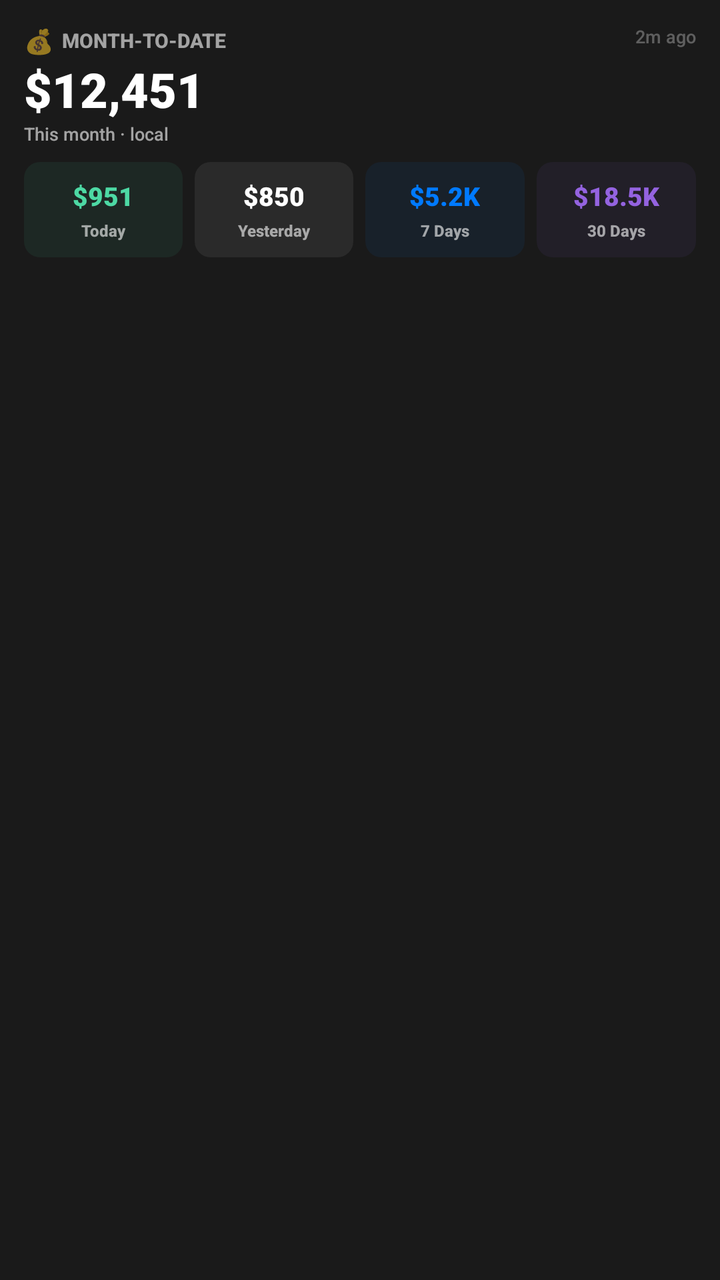
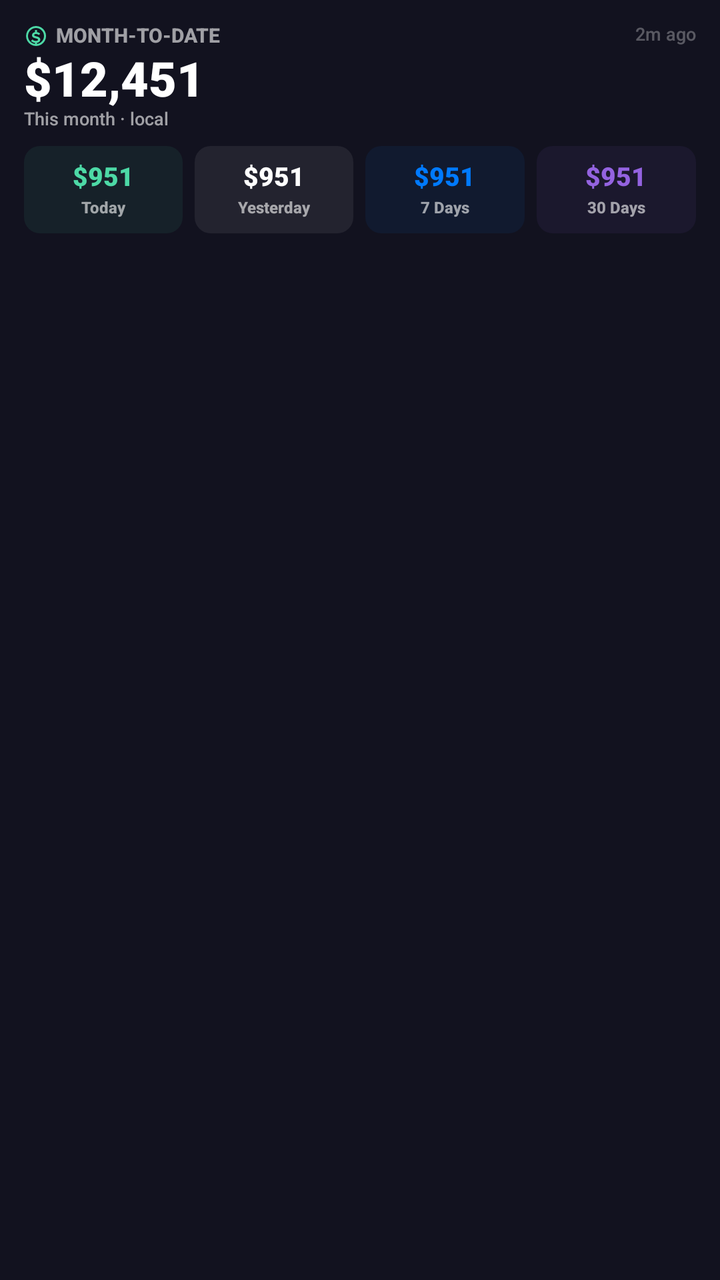

Compare the two renders of this Android layout. The source of the first and the diff that turns it into the second are given below.
<!-- AndroidManifest.xml: fallback theme Theme.MaterialComponents.DayNight.NoActionBar -->
<!-- res/layout/revenue_tab_widget_medium.xml -->
<?xml version="1.0" encoding="utf-8"?>
<LinearLayout xmlns:android="http://schemas.android.com/apk/res/android"
    android:layout_width="match_parent"
    android:layout_height="match_parent"
    android:orientation="vertical"
    android:padding="12dp"
    android:background="@color/widgetBackground">

    
    <LinearLayout
        android:layout_width="match_parent"
        android:layout_height="wrap_content"
        android:orientation="horizontal"
        android:gravity="top">
        <LinearLayout
            android:layout_width="0dp"
            android:layout_height="wrap_content"
            android:layout_weight="1"
            android:orientation="vertical">
            <LinearLayout
                android:layout_width="wrap_content"
                android:layout_height="wrap_content"
                android:orientation="horizontal"
                android:gravity="center_vertical">
                <TextView
                    android:layout_width="wrap_content"
                    android:layout_height="wrap_content"
                    android:text="💰"
                    android:textSize="12sp" />
                <TextView
                    android:layout_width="wrap_content"
                    android:layout_height="wrap_content"
                    android:text="MONTH-TO-DATE"
                    android:textSize="10sp"
                    android:textStyle="bold"
                    android:textColor="@color/widgetTextSecondary"
                    android:layout_marginStart="4dp"
                    android:fontFamily="sans-serif-medium" />
            </LinearLayout>
            <TextView
                android:id="@+id/tvMtdRevenue"
                android:layout_width="wrap_content"
                android:layout_height="wrap_content"
                android:text="$12,451"
                android:textSize="24sp"
                android:textStyle="bold"
                android:textColor="@color/widgetTextPrimary"
                android:fontFamily="sans-serif-black"
                android:maxLines="1"
                android:ellipsize="end" />
            <TextView
                android:id="@+id/tvMtdLabel"
                android:layout_width="wrap_content"
                android:layout_height="wrap_content"
                android:text="This month · local"
                android:textSize="9sp"
                android:textColor="@color/widgetTextSecondary"
                android:fontFamily="sans-serif-medium" />
        </LinearLayout>
        <TextView
            android:id="@+id/tvLastUpdated"
            android:layout_width="wrap_content"
            android:layout_height="wrap_content"
            android:text="2m ago"
            android:textSize="9sp"
            android:textColor="@color/widgetTextQuaternary"
            android:fontFamily="sans-serif-medium" />
    </LinearLayout>

    
    <LinearLayout
        android:layout_width="match_parent"
        android:layout_height="wrap_content"
        android:orientation="horizontal"
        android:layout_marginTop="8dp">

        <LinearLayout
            android:layout_width="0dp"
            android:layout_height="wrap_content"
            android:layout_weight="1"
            android:orientation="vertical"
            android:gravity="center"
            android:paddingTop="8dp"
            android:paddingBottom="8dp"
            android:background="@drawable/bg_period_card_today">
            <TextView
                android:id="@+id/tvToday"
                android:layout_width="wrap_content"
                android:layout_height="wrap_content"
                android:text="$951"
                android:textSize="13sp"
                android:textStyle="bold"
                android:textColor="@color/widgetAccent"
                android:fontFamily="sans-serif-black"
                android:maxLines="1"
                android:ellipsize="end" />
            <TextView
                android:layout_width="wrap_content"
                android:layout_height="wrap_content"
                android:text="Today"
                android:textSize="8sp"
                android:textStyle="bold"
                android:textColor="@color/widgetTextSecondary"
                android:fontFamily="sans-serif-medium"
                android:layout_marginTop="3dp" />
        </LinearLayout>

        <LinearLayout
            android:layout_width="0dp"
            android:layout_height="wrap_content"
            android:layout_weight="1"
            android:orientation="vertical"
            android:gravity="center"
            android:paddingTop="8dp"
            android:paddingBottom="8dp"
            android:background="@drawable/bg_period_card_yesterday"
            android:layout_marginStart="6dp">
            <TextView
                android:id="@+id/tvYesterday"
                android:layout_width="wrap_content"
                android:layout_height="wrap_content"
                android:text="$850"
                android:textSize="13sp"
                android:textStyle="bold"
                android:textColor="@color/widgetTextPrimary"
                android:fontFamily="sans-serif-black"
                android:maxLines="1"
                android:ellipsize="end" />
            <TextView
                android:layout_width="wrap_content"
                android:layout_height="wrap_content"
                android:text="Yesterday"
                android:textSize="8sp"
                android:textStyle="bold"
                android:textColor="@color/widgetTextSecondary"
                android:fontFamily="sans-serif-medium"
                android:layout_marginTop="3dp" />
        </LinearLayout>

        <LinearLayout
            android:layout_width="0dp"
            android:layout_height="wrap_content"
            android:layout_weight="1"
            android:orientation="vertical"
            android:gravity="center"
            android:paddingTop="8dp"
            android:paddingBottom="8dp"
            android:background="@drawable/bg_period_card_7days"
            android:layout_marginStart="6dp">
            <TextView
                android:id="@+id/tvLast7"
                android:layout_width="wrap_content"
                android:layout_height="wrap_content"
                android:text="$5.2K"
                android:textSize="13sp"
                android:textStyle="bold"
                android:textColor="@color/appleBlue"
                android:fontFamily="sans-serif-black"
                android:maxLines="1"
                android:ellipsize="end" />
            <TextView
                android:layout_width="wrap_content"
                android:layout_height="wrap_content"
                android:text="7 Days"
                android:textSize="8sp"
                android:textStyle="bold"
                android:textColor="@color/widgetTextSecondary"
                android:fontFamily="sans-serif-medium"
                android:layout_marginTop="3dp" />
        </LinearLayout>

        <LinearLayout
            android:layout_width="0dp"
            android:layout_height="wrap_content"
            android:layout_weight="1"
            android:orientation="vertical"
            android:gravity="center"
            android:paddingTop="8dp"
            android:paddingBottom="8dp"
            android:background="@drawable/bg_period_card_30days"
            android:layout_marginStart="6dp">
            <TextView
                android:id="@+id/tvLast30"
                android:layout_width="wrap_content"
                android:layout_height="wrap_content"
                android:text="$18.5K"
                android:textSize="13sp"
                android:textStyle="bold"
                android:textColor="@color/renewalPurple"
                android:fontFamily="sans-serif-black"
                android:maxLines="1"
                android:ellipsize="end" />
            <TextView
                android:layout_width="wrap_content"
                android:layout_height="wrap_content"
                android:text="30 Days"
                android:textSize="8sp"
                android:textStyle="bold"
                android:textColor="@color/widgetTextSecondary"
                android:fontFamily="sans-serif-medium"
                android:layout_marginTop="3dp" />
        </LinearLayout>
    </LinearLayout>

</LinearLayout>
<!-- resources referenced by this layout -->
<resources>
  <color name="appleBlue">#007AFF</color>
  <color name="renewalPurple">#9463E0</color>
  <color name="widgetAccent">#4DD9A4</color>
  <color name="widgetBackground">#1A1A1A</color>
  <color name="widgetTextPrimary">#FFFFFF</color>
  <color name="widgetTextQuaternary">#4DFFFFFF</color>
  <color name="widgetTextSecondary">#99FFFFFF</color>
  <!-- drawable bg_period_card_30days (drawable) -->
  <?xml version="1.0" encoding="utf-8"?>
  <shape xmlns:android="http://schemas.android.com/apk/res/android"
      android:shape="rectangle">
      <solid android:color="#129463E0" />
      <corners android:radius="8dp" />
  </shape>
  <!-- drawable bg_period_card_7days (drawable) -->
  <?xml version="1.0" encoding="utf-8"?>
  <shape xmlns:android="http://schemas.android.com/apk/res/android"
      android:shape="rectangle">
      <solid android:color="#12007AFF" />
      <corners android:radius="8dp" />
  </shape>
  <!-- drawable bg_period_card_today (drawable) -->
  <?xml version="1.0" encoding="utf-8"?>
  <shape xmlns:android="http://schemas.android.com/apk/res/android"
      android:shape="rectangle">
      <solid android:color="#124DD9A4" />
      <corners android:radius="8dp" />
  </shape>
  <!-- drawable bg_period_card_yesterday (drawable) -->
  <?xml version="1.0" encoding="utf-8"?>
  <shape xmlns:android="http://schemas.android.com/apk/res/android"
      android:shape="rectangle">
      <solid android:color="#12FFFFFF" />
      <corners android:radius="8dp" />
  </shape>
</resources>

<!-- the commit's change to res/layout/revenue_tab_widget_medium.xml (unified diff, before → after) -->
@@ -1,205 +1,44 @@
 <?xml version="1.0" encoding="utf-8"?>
 <LinearLayout xmlns:android="http://schemas.android.com/apk/res/android"
+    android:id="@+id/widgetRoot"
     android:layout_width="match_parent"
     android:layout_height="match_parent"
     android:orientation="vertical"
     android:padding="12dp"
     android:background="@color/widgetBackground">
 
-    
-    <LinearLayout
-        android:layout_width="match_parent"
-        android:layout_height="wrap_content"
-        android:orientation="horizontal"
-        android:gravity="top">
-        <LinearLayout
-            android:layout_width="0dp"
-            android:layout_height="wrap_content"
-            android:layout_weight="1"
-            android:orientation="vertical">
-            <LinearLayout
-                android:layout_width="wrap_content"
-                android:layout_height="wrap_content"
-                android:orientation="horizontal"
-                android:gravity="center_vertical">
-                <TextView
-                    android:layout_width="wrap_content"
-                    android:layout_height="wrap_content"
-                    android:text="💰"
-                    android:textSize="12sp" />
-                <TextView
-                    android:layout_width="wrap_content"
-                    android:layout_height="wrap_content"
-                    android:text="MONTH-TO-DATE"
-                    android:textSize="10sp"
-                    android:textStyle="bold"
-                    android:textColor="@color/widgetTextSecondary"
-                    android:layout_marginStart="4dp"
-                    android:fontFamily="sans-serif-medium" />
+    <LinearLayout android:layout_width="match_parent" android:layout_height="wrap_content" android:orientation="horizontal" android:gravity="top">
+        <LinearLayout android:layout_width="0dp" android:layout_height="wrap_content" android:layout_weight="1" android:orientation="vertical">
+            <LinearLayout android:layout_width="wrap_content" android:layout_height="wrap_content" android:orientation="horizontal" android:gravity="center_vertical">
+                <ImageView
+            android:layout_width="12dp"
+            android:layout_height="12dp"
+            android:src="@drawable/ic_widget_dollar_circle"
+            android:contentDescription="@null" />
+                <TextView android:layout_width="wrap_content" android:layout_height="wrap_content" android:text="MONTH-TO-DATE" android:textSize="10sp" android:textStyle="bold" android:layout_marginStart="4dp" android:textColor="@color/widgetTextSecondary" android:fontFamily="sans-serif-medium" android:includeFontPadding="false" />
             </LinearLayout>
-            <TextView
-                android:id="@+id/tvMtdRevenue"
-                android:layout_width="wrap_content"
-                android:layout_height="wrap_content"
-                android:text="$12,451"
-                android:textSize="24sp"
-                android:textStyle="bold"
-                android:textColor="@color/widgetTextPrimary"
-                android:fontFamily="sans-serif-black"
-                android:maxLines="1"
-                android:ellipsize="end" />
-            <TextView
-                android:id="@+id/tvMtdLabel"
-                android:layout_width="wrap_content"
-                android:layout_height="wrap_content"
-                android:text="This month · local"
-                android:textSize="9sp"
-                android:textColor="@color/widgetTextSecondary"
-                android:fontFamily="sans-serif-medium" />
+            <TextView android:id="@+id/tvMtdRevenue" android:layout_width="wrap_content" android:layout_height="wrap_content" android:text="$12,451" android:textSize="24sp" android:textStyle="bold" android:maxLines="1" android:ellipsize="end" android:layout_marginTop="2dp" android:textColor="@color/widgetTextPrimary" android:fontFamily="sans-serif-black" android:includeFontPadding="false" />
+            <TextView android:id="@+id/tvMtdLabel" android:layout_width="wrap_content" android:layout_height="wrap_content" android:text="This month · local" android:textSize="9sp" android:textColor="@color/widgetTextSecondary" android:fontFamily="sans-serif-medium" android:includeFontPadding="false" />
         </LinearLayout>
-        <TextView
-            android:id="@+id/tvLastUpdated"
-            android:layout_width="wrap_content"
-            android:layout_height="wrap_content"
-            android:text="2m ago"
-            android:textSize="9sp"
-            android:textColor="@color/widgetTextQuaternary"
-            android:fontFamily="sans-serif-medium" />
+        <TextView android:id="@+id/tvLastUpdated" android:layout_width="wrap_content" android:layout_height="wrap_content" android:text="2m ago" android:textSize="9sp" android:textColor="@color/widgetTextQuaternary" android:fontFamily="sans-serif-medium" android:includeFontPadding="false" />
     </LinearLayout>
 
-    
-    <LinearLayout
-        android:layout_width="match_parent"
-        android:layout_height="wrap_content"
-        android:orientation="horizontal"
-        android:layout_marginTop="8dp">
-
-        <LinearLayout
-            android:layout_width="0dp"
-            android:layout_height="wrap_content"
-            android:layout_weight="1"
-            android:orientation="vertical"
-            android:gravity="center"
-            android:paddingTop="8dp"
-            android:paddingBottom="8dp"
-            android:background="@drawable/bg_period_card_today">
-            <TextView
-                android:id="@+id/tvToday"
-                android:layout_width="wrap_content"
-                android:layout_height="wrap_content"
-                android:text="$951"
-                android:textSize="13sp"
-                android:textStyle="bold"
-                android:textColor="@color/widgetAccent"
-                android:fontFamily="sans-serif-black"
-                android:maxLines="1"
-                android:ellipsize="end" />
-            <TextView
-                android:layout_width="wrap_content"
-                android:layout_height="wrap_content"
-                android:text="Today"
-                android:textSize="8sp"
-                android:textStyle="bold"
-                android:textColor="@color/widgetTextSecondary"
-                android:fontFamily="sans-serif-medium"
-                android:layout_marginTop="3dp" />
+    <LinearLayout android:layout_width="match_parent" android:layout_height="wrap_content" android:orientation="horizontal" android:layout_marginTop="8dp">
+        <LinearLayout android:layout_width="0dp" android:layout_height="wrap_content" android:layout_weight="1" android:orientation="vertical" android:gravity="center" android:paddingTop="8dp" android:paddingBottom="8dp" android:background="@drawable/bg_period_card_today">
+            <TextView android:id="@+id/tvToday" android:layout_width="wrap_content" android:layout_height="wrap_content" android:text="$951" android:textSize="13sp" android:textStyle="bold" android:textColor="@color/widgetAccent" android:fontFamily="sans-serif-black" android:includeFontPadding="false" android:maxLines="1" android:ellipsize="end" />
+            <TextView android:layout_width="wrap_content" android:layout_height="wrap_content" android:text="Today" android:textSize="8sp" android:textStyle="bold" android:layout_marginTop="3dp" android:textColor="@color/widgetTextSecondary" android:fontFamily="sans-serif-medium" android:includeFontPadding="false" />
         </LinearLayout>
-
-        <LinearLayout
-            android:layout_width="0dp"
-            android:layout_height="wrap_content"
-            android:layout_weight="1"
-            android:orientation="vertical"
-            android:gravity="center"
-            android:paddingTop="8dp"
-            android:paddingBottom="8dp"
-            android:background="@drawable/bg_period_card_yesterday"
-            android:layout_marginStart="6dp">
-            <TextView
-                android:id="@+id/tvYesterday"
-                android:layout_width="wrap_content"
-                android:layout_height="wrap_content"
-                android:text="$850"
-                android:textSize="13sp"
-                android:textStyle="bold"
-                android:textColor="@color/widgetTextPrimary"
-                android:fontFamily="sans-serif-black"
-                android:maxLines="1"
-                android:ellipsize="end" />
-            <TextView
-                android:layout_width="wrap_content"
-                android:layout_height="wrap_content"
-                android:text="Yesterday"
-                android:textSize="8sp"
-                android:textStyle="bold"
-                android:textColor="@color/widgetTextSecondary"
-                android:fontFamily="sans-serif-medium"
-                android:layout_marginTop="3dp" />
+        <LinearLayout android:layout_width="0dp" android:layout_height="wrap_content" android:layout_weight="1" android:orientation="vertical" android:gravity="center" android:paddingTop="8dp" android:paddingBottom="8dp" android:background="@drawable/bg_period_card_yesterday" android:layout_marginStart="6dp">
+            <TextView android:id="@+id/tvYesterday" android:layout_width="wrap_content" android:layout_height="wrap_content" android:text="$951" android:textSize="13sp" android:textStyle="bold" android:textColor="@color/widgetTextPrimary" android:fontFamily="sans-serif-black" android:includeFontPadding="false" android:maxLines="1" android:ellipsize="end" />
+            <TextView android:layout_width="wrap_content" android:layout_height="wrap_content" android:text="Yesterday" android:textSize="8sp" android:textStyle="bold" android:layout_marginTop="3dp" android:textColor="@color/widgetTextSecondary" android:fontFamily="sans-serif-medium" android:includeFontPadding="false" />
         </LinearLayout>
-
-        <LinearLayout
-            android:layout_width="0dp"
-            android:layout_height="wrap_content"
-            android:layout_weight="1"
-            android:orientation="vertical"
-            android:gravity="center"
-            android:paddingTop="8dp"
-            android:paddingBottom="8dp"
-            android:background="@drawable/bg_period_card_7days"
-            android:layout_marginStart="6dp">
-            <TextView
-                android:id="@+id/tvLast7"
-                android:layout_width="wrap_content"
-                android:layout_height="wrap_content"
-                android:text="$5.2K"
-                android:textSize="13sp"
-                android:textStyle="bold"
-                android:textColor="@color/appleBlue"
-                android:fontFamily="sans-serif-black"
-                android:maxLines="1"
-                android:ellipsize="end" />
-            <TextView
-                android:layout_width="wrap_content"
-                android:layout_height="wrap_content"
-                android:text="7 Days"
-                android:textSize="8sp"
-                android:textStyle="bold"
-                android:textColor="@color/widgetTextSecondary"
-                android:fontFamily="sans-serif-medium"
-                android:layout_marginTop="3dp" />
+        <LinearLayout android:layout_width="0dp" android:layout_height="wrap_content" android:layout_weight="1" android:orientation="vertical" android:gravity="center" android:paddingTop="8dp" android:paddingBottom="8dp" android:background="@drawable/bg_period_card_7days" android:layout_marginStart="6dp">
+            <TextView android:id="@+id/tvLast7" android:layout_width="wrap_content" android:layout_height="wrap_content" android:text="$951" android:textSize="13sp" android:textStyle="bold" android:textColor="@color/appleBlue" android:fontFamily="sans-serif-black" android:includeFontPadding="false" android:maxLines="1" android:ellipsize="end" />
+            <TextView android:layout_width="wrap_content" android:layout_height="wrap_content" android:text="7 Days" android:textSize="8sp" android:textStyle="bold" android:layout_marginTop="3dp" android:textColor="@color/widgetTextSecondary" android:fontFamily="sans-serif-medium" android:includeFontPadding="false" />
         </LinearLayout>
-
-        <LinearLayout
-            android:layout_width="0dp"
-            android:layout_height="wrap_content"
-            android:layout_weight="1"
-            android:orientation="vertical"
-            android:gravity="center"
-            android:paddingTop="8dp"
-            android:paddingBottom="8dp"
-            android:background="@drawable/bg_period_card_30days"
-            android:layout_marginStart="6dp">
-            <TextView
-                android:id="@+id/tvLast30"
-                android:layout_width="wrap_content"
-                android:layout_height="wrap_content"
-                android:text="$18.5K"
-                android:textSize="13sp"
-                android:textStyle="bold"
-                android:textColor="@color/renewalPurple"
-                android:fontFamily="sans-serif-black"
-                android:maxLines="1"
-                android:ellipsize="end" />
-            <TextView
-                android:layout_width="wrap_content"
-                android:layout_height="wrap_content"
-                android:text="30 Days"
-                android:textSize="8sp"
-                android:textStyle="bold"
-                android:textColor="@color/widgetTextSecondary"
-                android:fontFamily="sans-serif-medium"
-                android:layout_marginTop="3dp" />
+        <LinearLayout android:layout_width="0dp" android:layout_height="wrap_content" android:layout_weight="1" android:orientation="vertical" android:gravity="center" android:paddingTop="8dp" android:paddingBottom="8dp" android:background="@drawable/bg_period_card_30days" android:layout_marginStart="6dp">
+            <TextView android:id="@+id/tvLast30" android:layout_width="wrap_content" android:layout_height="wrap_content" android:text="$951" android:textSize="13sp" android:textStyle="bold" android:textColor="@color/renewalPurple" android:fontFamily="sans-serif-black" android:includeFontPadding="false" android:maxLines="1" android:ellipsize="end" />
+            <TextView android:layout_width="wrap_content" android:layout_height="wrap_content" android:text="30 Days" android:textSize="8sp" android:textStyle="bold" android:layout_marginTop="3dp" android:textColor="@color/widgetTextSecondary" android:fontFamily="sans-serif-medium" android:includeFontPadding="false" />
         </LinearLayout>
     </LinearLayout>
-
 </LinearLayout>
<!-- resource entries referenced after the edit -->
@@ -2,9 +2,9 @@
 <resources>
   <color name="appleBlue">#007AFF</color>
   <color name="renewalPurple">#9463E0</color>
-  <color name="widgetAccent">#4DD9A4</color>
-  <color name="widgetBackground">#1A1A1A</color>
-  <color name="widgetTextPrimary">#FFFFFF</color>
+  <color name="widgetAccent">#4DD9A6</color>
+  <color name="widgetBackground">#12121F</color>
+  <color name="widgetTextPrimary">#FFFFFFFF</color>
   <color name="widgetTextQuaternary">#4DFFFFFF</color>
   <color name="widgetTextSecondary">#99FFFFFF</color>
   <!-- drawable bg_period_card_30days (drawable) -->
@@ -25,7 +25,7 @@
   <?xml version="1.0" encoding="utf-8"?>
   <shape xmlns:android="http://schemas.android.com/apk/res/android"
       android:shape="rectangle">
-      <solid android:color="#124DD9A4" />
+      <solid android:color="#124DD9A6" />
       <corners android:radius="8dp" />
   </shape>
   <!-- drawable bg_period_card_yesterday (drawable) -->
@@ -35,5 +35,10 @@
       <solid android:color="#12FFFFFF" />
       <corners android:radius="8dp" />
   </shape>
+  <!-- drawable ic_widget_dollar_circle (drawable) -->
+  <vector xmlns:android="http://schemas.android.com/apk/res/android" android:width="24dp" android:height="24dp" android:viewportWidth="24" android:viewportHeight="24">
+      <path android:fillColor="@color/widgetAccent" android:pathData="M12,2a10,10 0,1 0,0.1,0M12,4a8,8 0,1 1,0,16a8,8 0,0 1,0,-16z"/>
+      <path android:fillColor="@color/widgetAccent" android:pathData="M11,6h2v2.1c1.4,0.2 2.5,0.8 3.2,1.7l-1.5,1.3c-0.6,-0.7 -1.5,-1.1 -2.7,-1.1c-1.1,0 -1.8,0.4 -1.8,1.1c0,0.7 0.8,0.9 2.4,1.3c2,0.5 3.7,1.2 3.7,3.2c0,1.8 -1.3,3 -3.3,3.3V21h-2v-2.1c-1.8,-0.2 -3.1,-0.9 -4,-2l1.5,-1.4c0.8,0.9 1.9,1.4 3.3,1.4c1.4,0 2.2,-0.4 2.2,-1.2c0,-0.7 -0.7,-1 -2.4,-1.4C9.5,13.8 8,13.1 8,11.2c0,-1.6 1.2,-2.8 3,-3.1V6z"/>
+  </vector>
 </resources>
 
